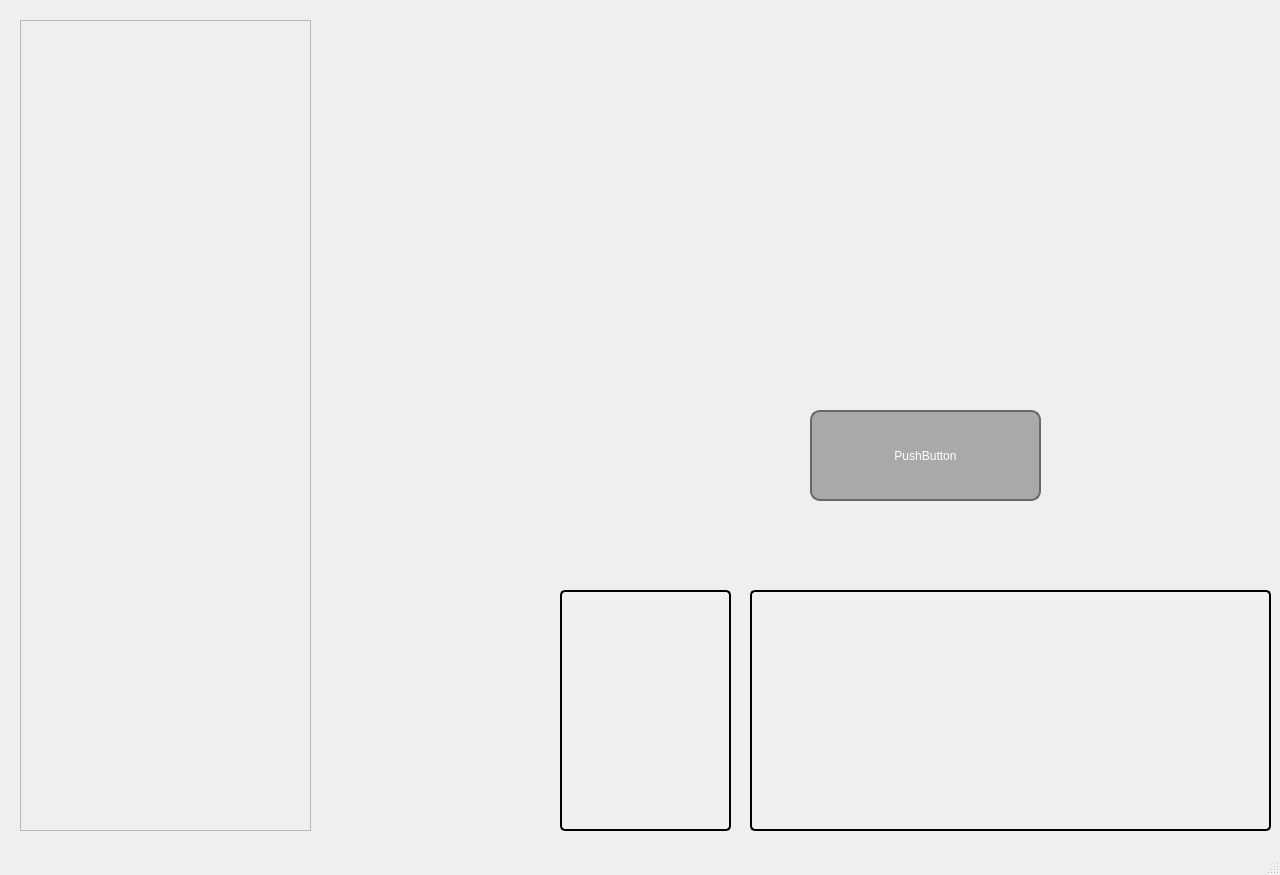
First picture: the form in craftcharacter.ui, repository University-of-Utah-CS3505/a9-edu-app-f24, before the edit.
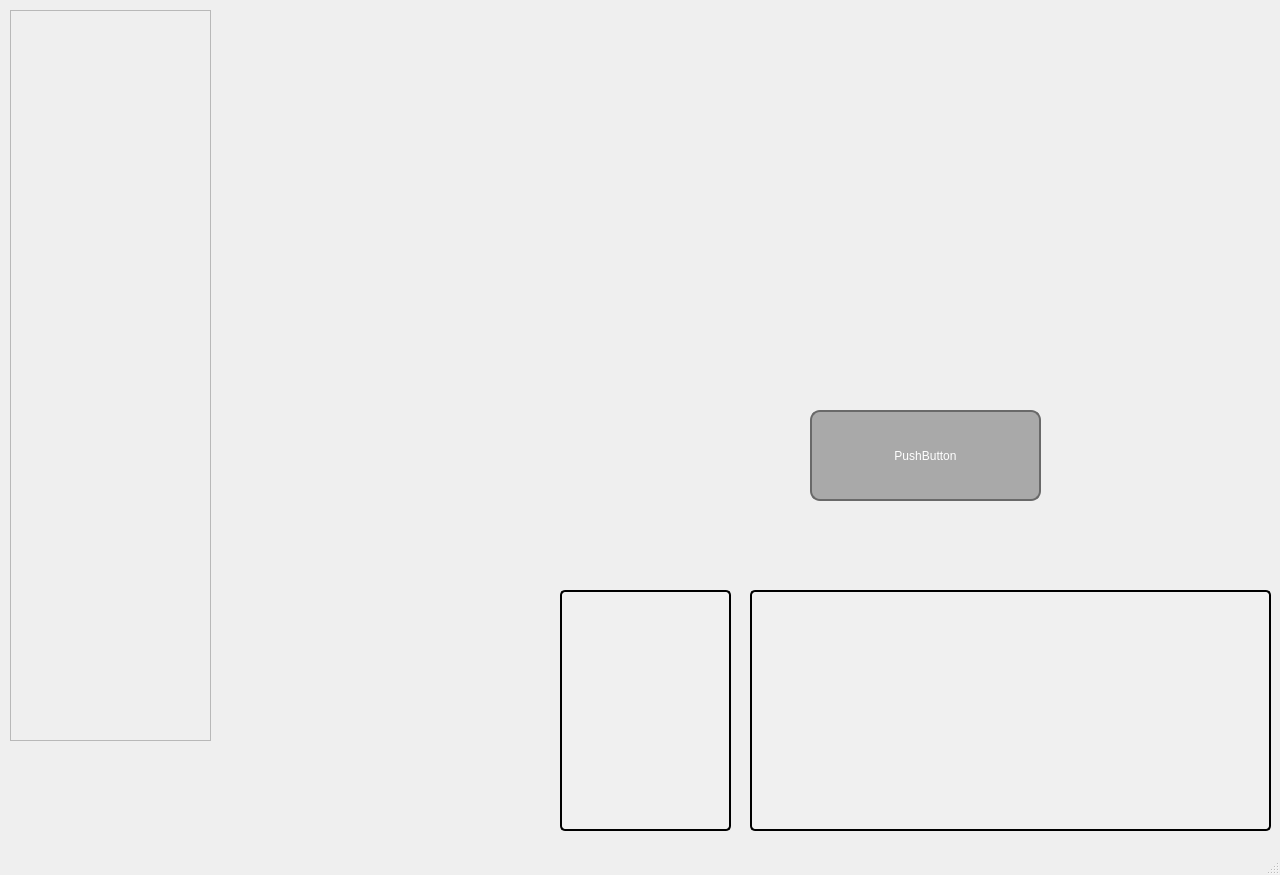
Second picture: the form after the edit.

Commit message: sync the button in drawing panel and craft panel

Diff of the .ui file:
```diff
--- a/craftcharacter.ui
+++ b/craftcharacter.ui
@@ -93,10 +93,10 @@
    <widget class="QScrollArea" name="CharacterSelector">
     <property name="geometry">
      <rect>
-      <x>20</x>
-      <y>20</y>
-      <width>291</width>
-      <height>811</height>
+      <x>10</x>
+      <y>10</y>
+      <width>201</width>
+      <height>731</height>
      </rect>
     </property>
     <property name="widgetResizable">
@@ -107,8 +107,8 @@
       <rect>
        <x>0</x>
        <y>0</y>
-       <width>289</width>
-       <height>809</height>
+       <width>199</width>
+       <height>729</height>
       </rect>
      </property>
     </widget>
```
Left out of the diff: 2 changed lines with no effect on the pictures. The commit also changes 5 other files.
